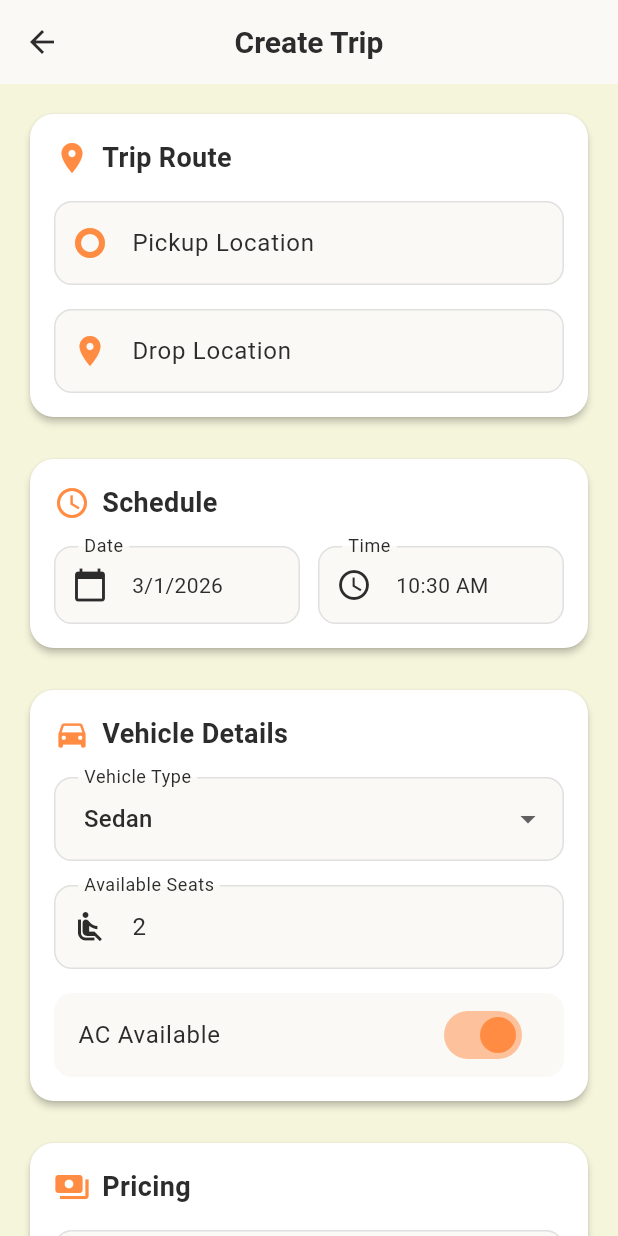
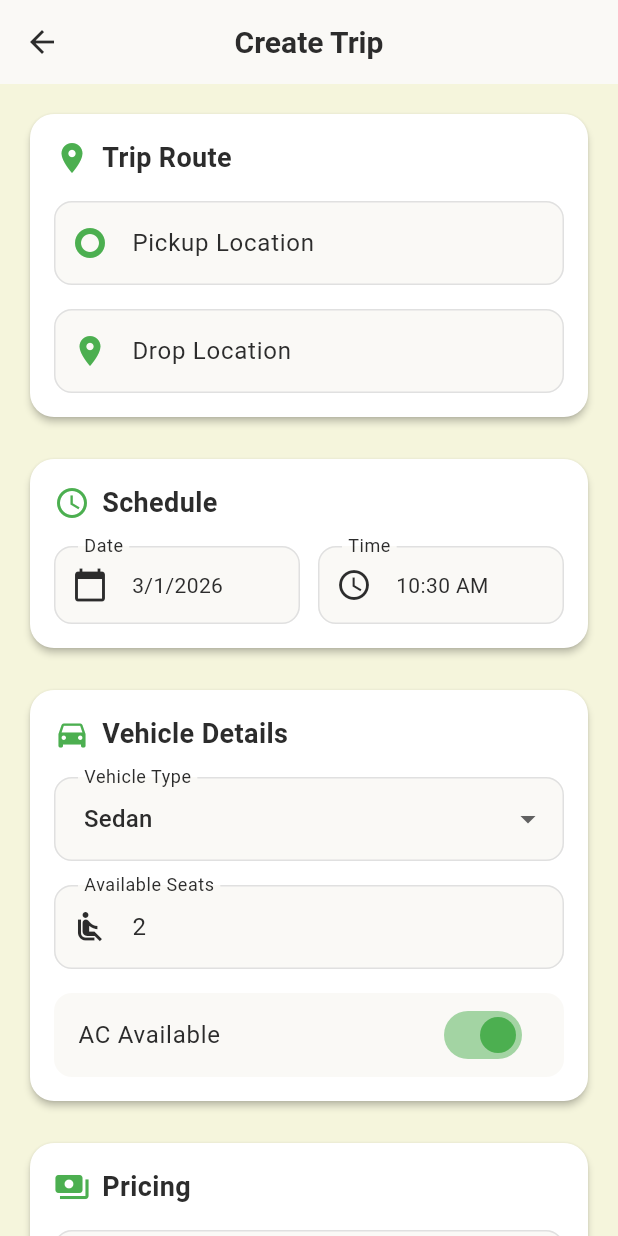
Before and after one commit to vedaXD/Arcane-Hackathon, a Flutter app: the CreateTripScreen screen opened directly, on a phone screen of 412 x 824 dp. Run offline on Flutter 3.47's test engine with Material 3 defaults, Android fonts, the light colour scheme and no system bars; our stand-ins replace animate_do, font_awesome_flutter.

Commit message:
fix: Update secondary colors to use green palette

```diff
--- a/flutter/lib/theme/app_theme.dart
+++ b/flutter/lib/theme/app_theme.dart
@@ -7,11 +7,11 @@ class AppTheme {
   static const Color lightBeige = Color(0xFFFFF8E7);
   static const Color darkBeige = Color(0xFFE8DCC4);
 
-  // Secondary Colors - Orange
-  static const Color primaryOrange = Color(0xFFFF8C42);
-  static const Color lightOrange = Color(0xFFFFB380);
-  static const Color darkOrange = Color(0xFFFF6B00);
-  static const Color accentOrange = Color(0xFFFF9F5A);
+  // Secondary Colors - Green
+  static const Color primaryOrange = Color(0xFF4CAF50);
+  static const Color lightOrange = Color(0xFF81C784);
+  static const Color darkOrange = Color(0xFF388E3C);
+  static const Color accentOrange = Color(0xFF66BB6A);
 
   // Neutral Colors
   static const Color darkGray = Color(0xFF2C2C2C);
```
